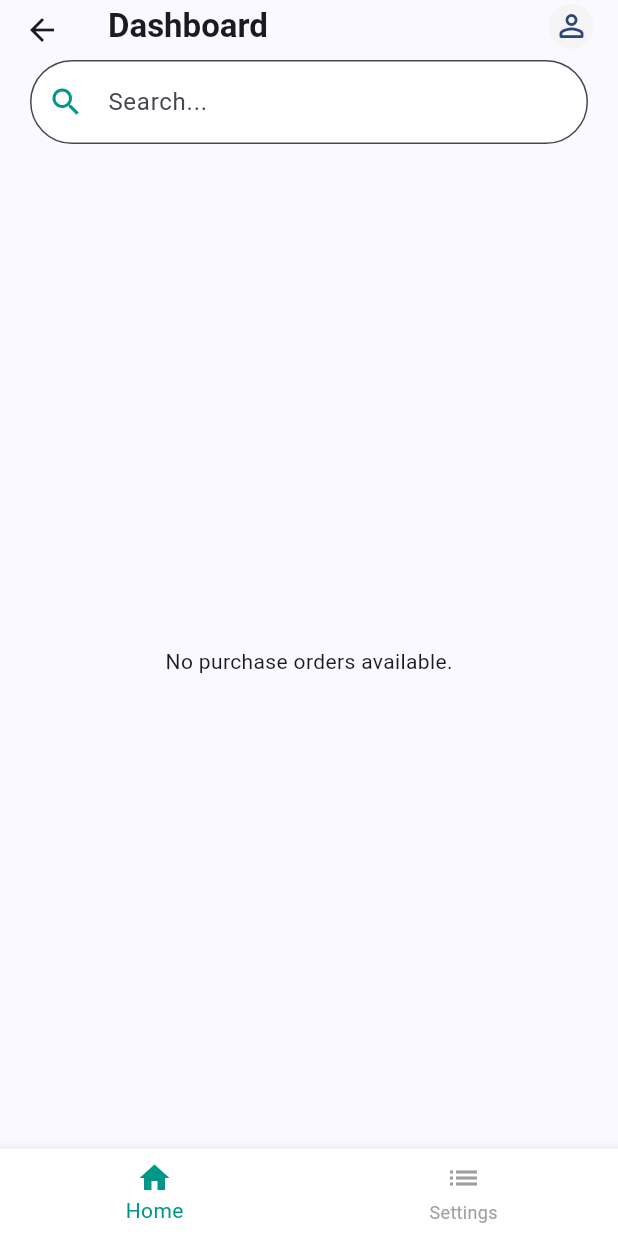
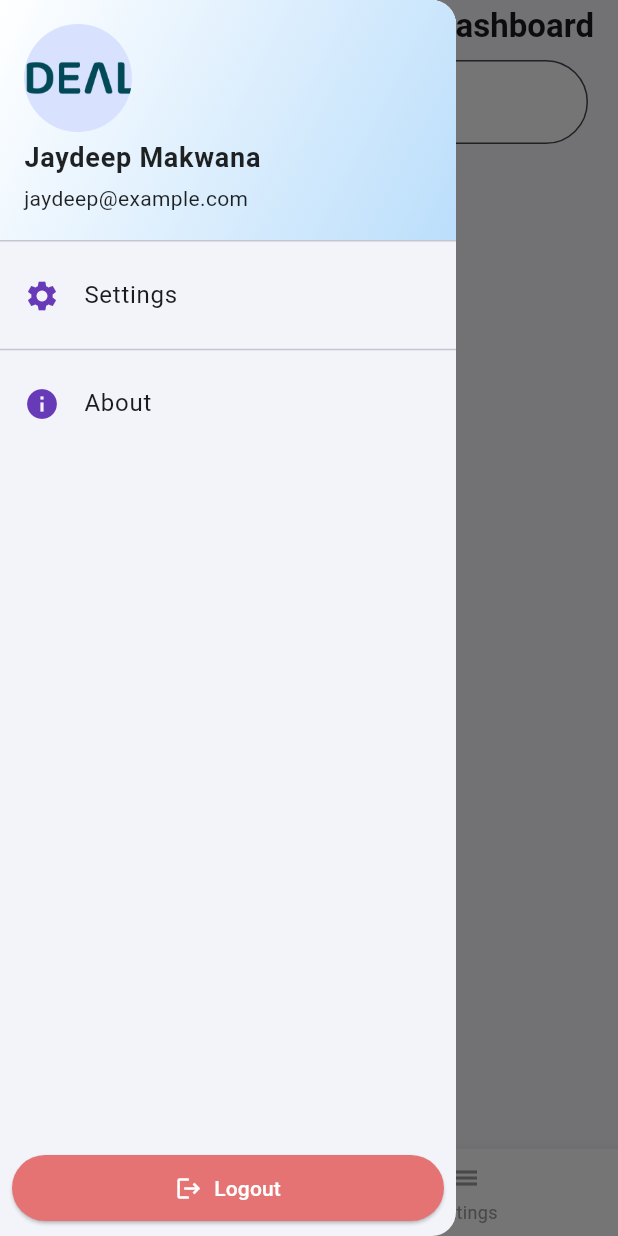
Before and after one commit to jaydeep-1404/Dealsify_Production, a Flutter app: the DashboardScreen screen opened directly, with the side drawer open (before the commit the screen has no drawer), on a phone screen of 412 x 824 dp. Run offline on Flutter 3.47's test engine with Material 3 defaults, Android fonts, the phone set to English and light mode, and no system bars; our stand-ins replace flutter_dotenv, get, shared_preferences, webview_flutter; accounts and stored records are empty; network calls fail.

```diff
--- /dev/null
+++ b/lib/src/Drawer/drawer.dart
@@ -0,0 +1,82 @@
+
+import 'package:dealsify_production/src/common_functions/animations.dart';
+import 'package:dealsify_production/src/screens/login/login.dart';
+import 'package:flutter/material.dart';
+import 'package:get/get.dart';
+
+class MyDrawer extends StatelessWidget {
+  const MyDrawer({super.key});
+
+  @override
+  Widget build(BuildContext context) {
+    return Drawer(
+      child: Column(
+        crossAxisAlignment: CrossAxisAlignment.stretch,
+        children: [
+          UserAccountsDrawerHeader(
+            accountName: const Text(
+              'Jaydeep Makwana',
+              style: TextStyle(
+                fontSize: 18,
+                fontWeight: FontWeight.bold,
+                color: Colors.black87,
+              ),
+            ),
+            accountEmail: const Text(
+              'jaydeep@example.com',
+              style: TextStyle(color: Colors.black87),
+            ),
+            currentAccountPicture: const CircleAvatar(
+              backgroundImage: AssetImage('assets/dealsify new Logo-02.png'),
+            ),
+            decoration: BoxDecoration(
+              gradient: LinearGradient(
+                colors: [Colors.white,Colors.blue.shade100],
+                begin: Alignment.topLeft,
+                end: Alignment.bottomRight,
+              ),
+            ),
+          ),
+          // Drawer Items
+          ListTile(
+            leading: const Icon(Icons.settings, color: Colors.deepPurple),
+            title: const Text('Settings'),
+            onTap: () {
+            },
+          ),
+          const Divider(),
+          ListTile(
+            leading: const Icon(Icons.info, color: Colors.deepPurple),
+            title: const Text('About'),
+            onTap: () {
+            },
+          ),
+          const Spacer(),
+          Padding(
+            padding: const EdgeInsets.all(8.0),
+            child: ElevatedButton.icon(
+              onPressed: () {
+                Get.defaultDialog(
+                  title: 'Logout',
+                  middleText: 'Are you sure you want to logout?',
+                  textCancel: 'Cancel',
+                  textConfirm: 'Logout',
+                  confirmTextColor: Colors.white,
+                  onConfirm: () {
+                    navigateToPage(context, const LoginScreen());
+                  },
+                );
+              },
+              icon: const Icon(Icons.logout, color: Colors.white),
+              label: const Text('Logout',style: TextStyle(color: Colors.white),),
+              style: ElevatedButton.styleFrom(
+                backgroundColor: Colors.red[300],
+                padding: const EdgeInsets.symmetric(vertical: 12),
+              ),
+            ),
+          ),
+        ],
+      ),
+    );
+  }
+}
--- a/lib/src/screens/PO/complete_stage/stage_complete.dart
+++ b/lib/src/screens/PO/complete_stage/stage_complete.dart
@@ -7,16 +7,16 @@ import '../../../../api/post/comlete_stage.dart';
 import '../../../state_controllers/completeStage.dart';
 import '../../../state_controllers/production_order_states.dart';
 
-class OpenBillingAddress extends StatefulWidget {
+class StageCompleteBottomSheet extends StatefulWidget {
   final int index;
 
-  OpenBillingAddress({super.key, required this.index});
+  const StageCompleteBottomSheet({super.key, required this.index});
 
   @override
-  State<OpenBillingAddress> createState() => _OpenBillingAddressState();
+  State<StageCompleteBottomSheet> createState() => _StageCompleteBottomSheetState();
 }
 
-class _OpenBillingAddressState extends State<OpenBillingAddress> {
+class _StageCompleteBottomSheetState extends State<StageCompleteBottomSheet> {
   final record = Get.put(PORecordCtrl());
   final controller = Get.put(PageControllerGetX());
   final saveStage = Get.put(CompleteStageController());
--- a/lib/src/screens/PO/po_view.dart
+++ b/lib/src/screens/PO/po_view.dart
@@ -133,7 +133,7 @@ class _OrderDetailScreenState extends State<OrderDetailScreen> {
                               case "Complete stage":
                                 FocusManager.instance.primaryFocus?.unfocus();
                                 Get.bottomSheet(
-                                  OpenBillingAddress(index: index),
+                                  StageCompleteBottomSheet(index: index),
                                   isScrollControlled: true,
                                   isDismissible: false,
                                   backgroundColor: Colors.transparent,
--- a/lib/src/screens/dashboard/dashboard.dart
+++ b/lib/src/screens/dashboard/dashboard.dart
@@ -186,6 +186,7 @@ import 'dart:async';
 import 'package:flutter/material.dart';
 import 'package:get/get.dart';
 import '../../../api/get/get_po_list.dart';
+import '../../Drawer/drawer.dart';
 import '../../common_functions/animations.dart';
 import '../../state_controllers/production_order_states.dart';
 import '../PO/po_view.dart';
@@ -224,18 +225,12 @@ class _DashboardScreenState extends State<DashboardScreen> {
         return false;
       },
       child: Scaffold(
+        drawer: MyDrawer(),
         appBar: AppBar(
-          title: Row(
-            mainAxisAlignment: MainAxisAlignment.spaceBetween,
+          title: const Row(
+            mainAxisAlignment: MainAxisAlignment.end,
             children: [
-              const Text('Dashboard',style: TextStyle(fontWeight: FontWeight.bold),),
-            CircleAvatar(
-              backgroundColor: Colors.grey[100],
-              radius: 15,
-              child: const Center(
-                child: Icon(Icons.person_outline_rounded,),
-              ),
-            ),
+              Text('Dashboard',style: TextStyle(fontWeight: FontWeight.bold),),
           ],),
           centerTitle: true,
           bottom: PreferredSize(
--- a/lib/src/screens/splash/splash.dart
+++ b/lib/src/screens/splash/splash.dart
@@ -25,8 +25,7 @@ class _SplashScreenState extends State<SplashScreen> {
     await Future.delayed(const Duration(seconds: 2));
     userInfo = (await pref.get())!;
 
-    print("TOKEN : ${userInfo.access_token}");
-    if (userInfo.access_token != null && userInfo.access_token.isNotEmpty) {
+    if (userInfo.access_token != null && userInfo.access_token.toString().isNotEmpty) {
       navigateToPage(context, const DashboardScreen());
     } else {
       navigateToPage(context, const LoginScreen());
```
